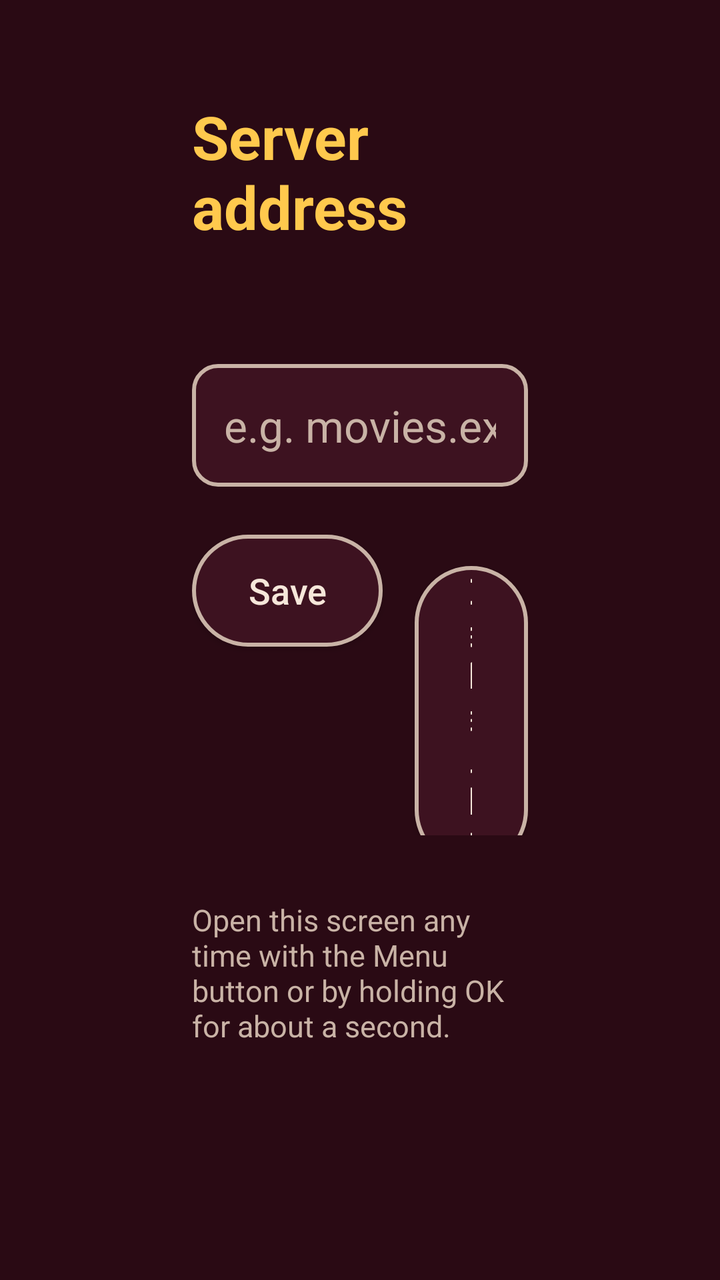
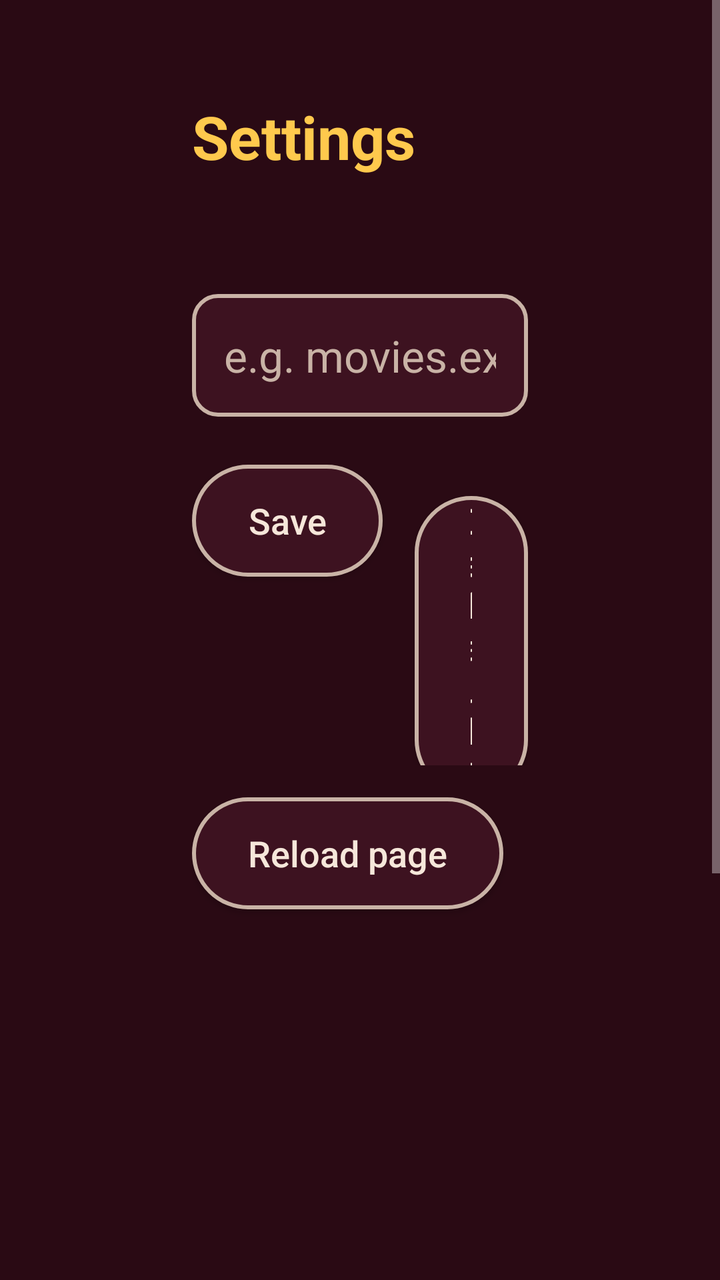

Screens rendered from an Android XML layout before and after an edit, with the pre-edit source and the edit as a unified diff.
<!-- AndroidManifest.xml: activity theme Theme.Cinemood.Settings -->
<!-- res/layout/activity_settings.xml -->
<?xml version="1.0" encoding="utf-8"?>
<ScrollView xmlns:android="http://schemas.android.com/apk/res/android"
    android:layout_width="match_parent"
    android:layout_height="match_parent"
    android:background="@color/bg"
    android:fillViewport="true">

    <LinearLayout
        android:layout_width="match_parent"
        android:layout_height="wrap_content"
        android:gravity="center_horizontal"
        android:orientation="vertical"
        android:paddingStart="96dp"
        android:paddingTop="48dp"
        android:paddingEnd="96dp"
        android:paddingBottom="48dp">

        <TextView
            android:layout_width="match_parent"
            android:layout_height="wrap_content"
            android:text="@string/settings_title"
            android:textColor="@color/gold"
            android:textSize="30sp"
            android:textStyle="bold" />

        <TextView
            android:id="@+id/hint"
            android:layout_width="match_parent"
            android:layout_height="wrap_content"
            android:layout_marginTop="12dp"
            android:textColor="@color/cream_dim"
            android:textSize="17sp" />

        <EditText
            android:id="@+id/url"
            android:layout_width="match_parent"
            android:layout_height="wrap_content"
            android:layout_marginTop="24dp"
            android:background="@drawable/input_bg"
            android:hint="@string/settings_placeholder"
            android:imeOptions="actionDone"
            android:importantForAutofill="no"
            android:inputType="textUri"
            android:padding="16dp"
            android:singleLine="true"
            android:textColor="@color/cream"
            android:textColorHint="@color/cream_dim"
            android:textSize="22sp" />

        <LinearLayout
            android:layout_width="match_parent"
            android:layout_height="wrap_content"
            android:layout_marginTop="24dp"
            android:orientation="horizontal">

            <Button
                android:id="@+id/save"
                style="@style/TvButton"
                android:text="@string/settings_save" />

            <Button
                android:id="@+id/reset"
                style="@style/TvButton"
                android:layout_marginStart="16dp"
                android:text="@string/settings_reset" />

            <Button
                android:id="@+id/cancel"
                style="@style/TvButton"
                android:layout_marginStart="16dp"
                android:text="@string/settings_cancel" />
        </LinearLayout>

        <TextView
            android:layout_width="match_parent"
            android:layout_height="wrap_content"
            android:layout_marginTop="32dp"
            android:text="@string/settings_keys"
            android:textColor="@color/cream_dim"
            android:textSize="15sp" />

        <TextView
            android:id="@+id/version"
            android:layout_width="match_parent"
            android:layout_height="wrap_content"
            android:layout_marginTop="8dp"
            android:textColor="@color/cream_dim"
            android:textSize="13sp" />
    </LinearLayout>
</ScrollView>
<!-- resources referenced by this layout -->
<resources>
  <color name="bg">#2a0a14</color>
  <color name="cream">#f6e7da</color>
  <color name="cream_dim">#c9b3a6</color>
  <color name="gold">#ffc94d</color>
  <!-- drawable input_bg (drawable) -->
  <?xml version="1.0" encoding="utf-8"?>
  <selector xmlns:android="http://schemas.android.com/apk/res/android">
      <item android:state_focused="true">
          <shape android:shape="rectangle">
              <corners android:radius="12dp" />
              <solid android:color="@color/bg_light" />
              <stroke android:width="3dp" android:color="@color/gold" />
          </shape>
      </item>
      <item>
          <shape android:shape="rectangle">
              <corners android:radius="12dp" />
              <solid android:color="@color/bg_light" />
              <stroke android:width="2dp" android:color="@color/cream_dim" />
          </shape>
      </item>
  </selector>
  <string name="settings_cancel">Cancel</string>
  <string name="settings_keys">Open this screen any time with the Menu button or by holding OK for about a second.</string>
  <string name="settings_placeholder">e.g. movies.example.com</string>
  <string name="settings_reset">Default</string>
  <string name="settings_save">Save</string>
  <string name="settings_title">Server address</string>
  <style name="TvButton" parent="android:Widget.Material.Button">
          <item name="android:layout_width">wrap_content</item>
          <item name="android:layout_height">wrap_content</item>
          <item name="android:background">@drawable/button_bg</item>
          <item name="android:textColor">@color/button_text</item>
          <item name="android:textSize">18sp</item>
          <item name="android:textAllCaps">false</item>
          <item name="android:paddingStart">28dp</item>
          <item name="android:paddingEnd">28dp</item>
          <item name="android:minHeight">56dp</item>
          <item name="android:focusable">true</item>
      </style>
  <style name="Theme.Cinemood.Settings" parent="Theme.Cinemood" />
  <color name="bg_light">#3d1220</color>
  <!-- drawable button_bg (drawable) -->
  <?xml version="1.0" encoding="utf-8"?>
  <selector xmlns:android="http://schemas.android.com/apk/res/android">
      <item android:state_focused="true">
          <shape android:shape="rectangle">
              <corners android:radius="28dp" />
              <solid android:color="@color/gold" />
          </shape>
      </item>
      <item android:state_pressed="true">
          <shape android:shape="rectangle">
              <corners android:radius="28dp" />
              <solid android:color="@color/gold" />
          </shape>
      </item>
      <item>
          <shape android:shape="rectangle">
              <corners android:radius="28dp" />
              <solid android:color="@color/bg_light" />
              <stroke android:width="2dp" android:color="@color/cream_dim" />
          </shape>
      </item>
  </selector>
  <style name="Theme.Cinemood" parent="android:Theme.Material.NoActionBar.Fullscreen">
          <item name="android:windowBackground">@color/bg</item>
          <item name="android:colorPrimary">@color/bg</item>
          <item name="android:colorPrimaryDark">@color/bg</item>
          <item name="android:colorAccent">@color/gold</item>
          <item name="android:windowNoTitle">true</item>
      </style>
</resources>

<!-- the commit's change to res/layout/activity_settings.xml (unified diff, before → after) -->
@@ -71,6 +71,24 @@
                 android:text="@string/settings_cancel" />
         </LinearLayout>
 
+        <LinearLayout
+            android:layout_width="match_parent"
+            android:layout_height="wrap_content"
+            android:layout_marginTop="16dp"
+            android:orientation="horizontal">
+
+            <Button
+                android:id="@+id/reload"
+                style="@style/TvButton"
+                android:text="@string/settings_reload" />
+
+            <Button
+                android:id="@+id/check_update"
+                style="@style/TvButton"
+                android:layout_marginStart="16dp"
+                android:text="@string/settings_check_update" />
+        </LinearLayout>
+
         <TextView
             android:layout_width="match_parent"
             android:layout_height="wrap_content"
<!-- resource entries referenced after the edit -->
@@ -23,11 +23,13 @@
       </item>
   </selector>
   <string name="settings_cancel">Cancel</string>
+  <string name="settings_check_update">Check for updates</string>
   <string name="settings_keys">Open this screen any time with the Menu button or by holding OK for about a second.</string>
   <string name="settings_placeholder">e.g. movies.example.com</string>
+  <string name="settings_reload">Reload page</string>
   <string name="settings_reset">Default</string>
   <string name="settings_save">Save</string>
-  <string name="settings_title">Server address</string>
+  <string name="settings_title">Settings</string>
   <style name="TvButton" parent="android:Widget.Material.Button">
           <item name="android:layout_width">wrap_content</item>
           <item name="android:layout_height">wrap_content</item>
